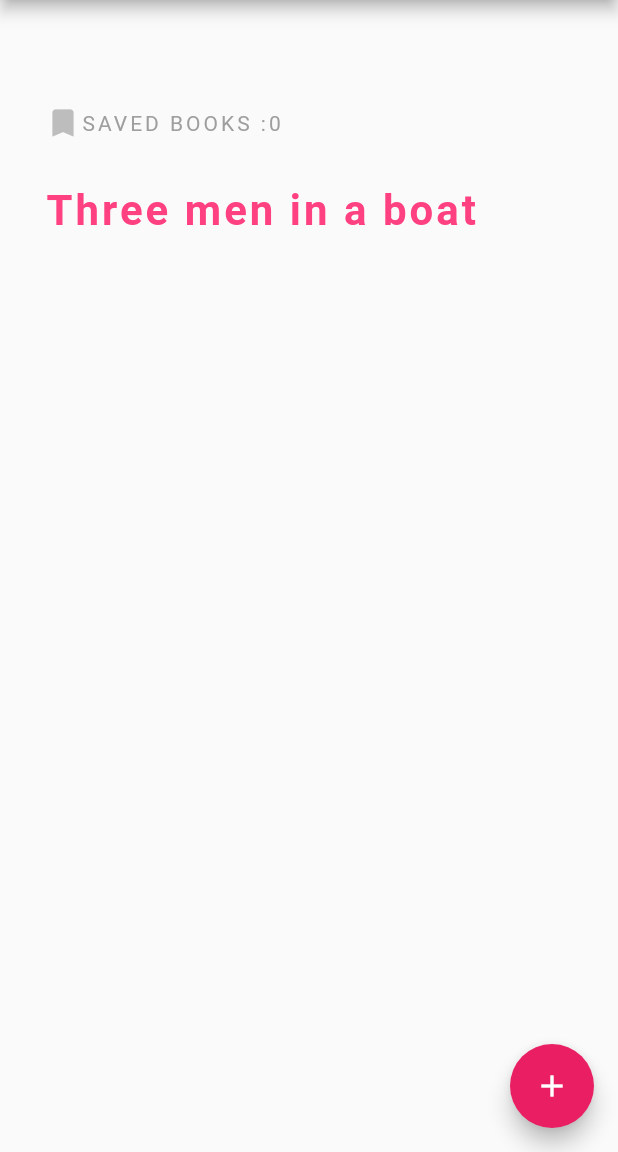
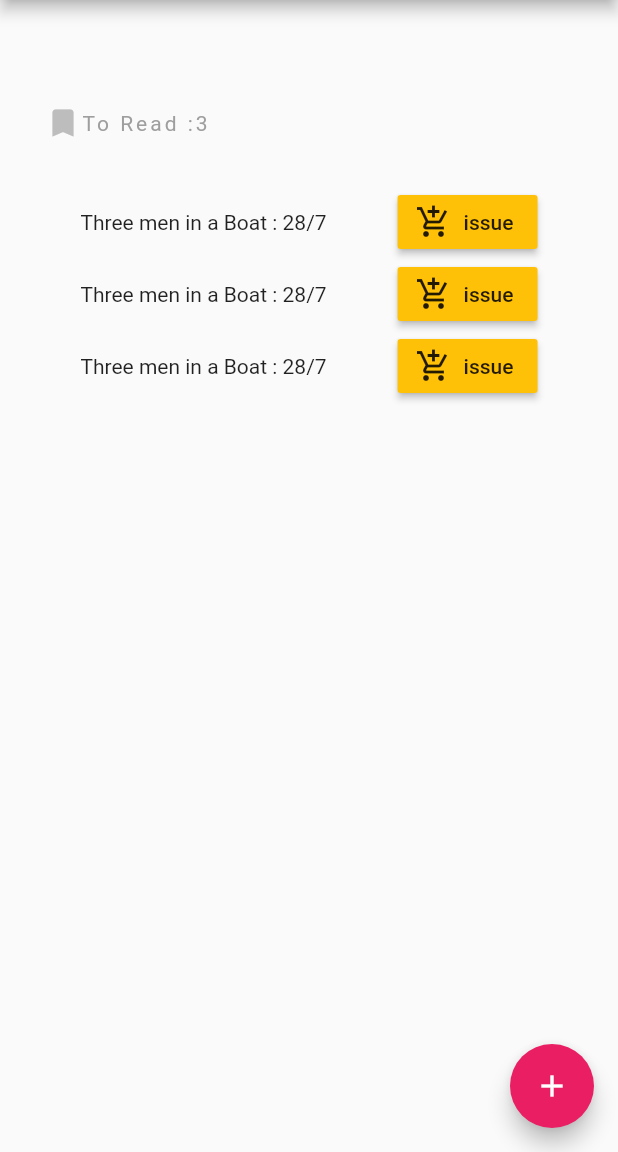
Before and after one commit to AnimeshSinha1309/library-management, a Flutter app: the GoalsPage screen opened by its route, on a phone screen of 412 x 824 dp, the part 84-1236 px from its top. Run offline on Flutter 3.47's test engine with Material 2 defaults, Android fonts, the phone set to English and light mode, and no system bars; missing offline and left inert: barcode_scan; network calls fail.

Commit message:
feature: added toto books

```diff
--- a/libmate/lib/goals.dart
+++ b/libmate/lib/goals.dart
@@ -1,6 +1,6 @@
 import 'package:flutter/material.dart';
-
 import './drawer.dart';
+import './toRead.dart';
 
 class GoalsPage extends StatefulWidget {
   @override
@@ -8,8 +8,12 @@ class GoalsPage extends StatefulWidget {
 }
 
 class _GoalsPageState extends State<GoalsPage> {
-  List <String> books = ["Three men in a Boat"];
-  int numBooks = 0;
+  List <ToRead> books = [
+    ToRead(book:"Three men in a Boat",date:"28/7"),
+    ToRead(book:"Three men in a Boat",date:"28/7"),
+    ToRead(book:"Three men in a Boat",date:"28/7"),
+  ];
+  int numBooks = 3;
   @override
   Widget build(BuildContext context) {
     return Scaffold(
@@ -21,7 +25,7 @@ class _GoalsPageState extends State<GoalsPage> {
         floatingActionButton: FloatingActionButton(
           onPressed: () {
             setState((){
-              books.add("Dummy book");
+              books.add(ToRead(book:"New Book",date:"28/7"));
               numBooks += 1;
             });
 
@@ -45,7 +49,7 @@ class _GoalsPageState extends State<GoalsPage> {
 
                         ),
                         Text(
-                            'SAVED BOOKS :',
+                            'To Read :',
                             style: TextStyle(
                               color: Colors.grey,
                               letterSpacing: 2.0,
@@ -64,16 +68,26 @@ class _GoalsPageState extends State<GoalsPage> {
                   ),
 
                   SizedBox(height:30.0),
-                  Text(
-                      'Three men in a boat',
-                      style: TextStyle(
-                          color: Colors.pinkAccent,
-                          letterSpacing: 2.0,
-                          fontSize: 28.0,
-                          fontWeight: FontWeight.bold
+                  Column(
+                      mainAxisAlignment: MainAxisAlignment.spaceEvenly,
+                      crossAxisAlignment: CrossAxisAlignment.start,
+                      children: books.map((b){
+                        return Row(
+                            mainAxisAlignment: MainAxisAlignment.spaceAround,
+                            crossAxisAlignment: CrossAxisAlignment.center,
+                            children: <Widget>[
+                              Text("${b.book} : ${b.date}"),
+                              Center(
+                                child: RaisedButton.icon(
+                                  onPressed: (){},
+                                  color: Colors.amber,
+                                  icon: Icon(Icons.add_shopping_cart),
+                                  label: Text('issue'),
+                                ),
+                              ),
 
-                      )
-                  ),
+                            ]);
+                      }).toList()),
                   SizedBox(height:30.0),
 
                 ]
--- /dev/null
+++ b/libmate/lib/toRead.dart
@@ -0,0 +1,13 @@
+class ToRead {
+  String book;
+  String date;
+
+  ToRead({String book, String date})
+  {
+    this.book = book;
+    this.date = date;
+  }
+
+
+}
+ToRead booklist = ToRead(book:"Gulliver's Travels", date: "23/6");
```
Also changed, not shown: libmate/lib/main.dart (+23 -23 lines).
